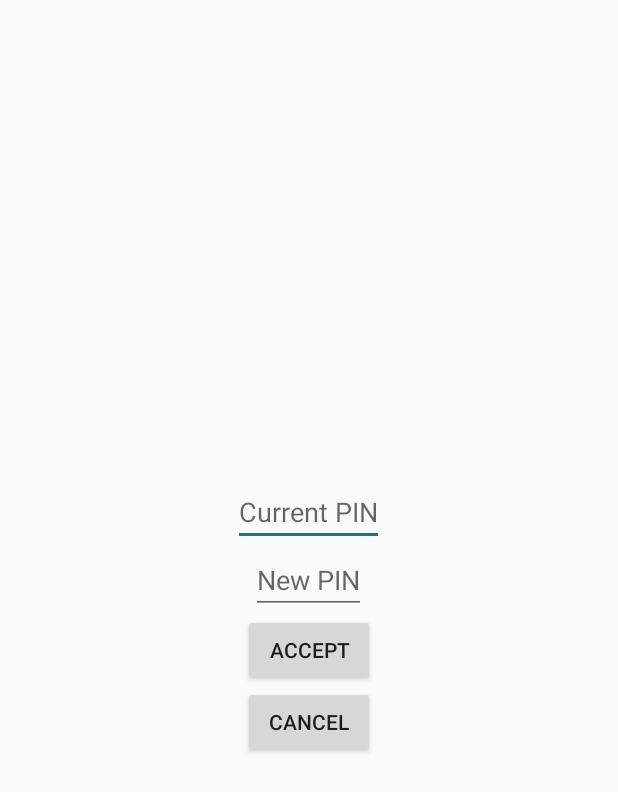
After one commit to KarolWojnar/Gallery, an Android app built with Jetpack Compose: the ChangePinActivity screen opened directly, with no data from a screen before it, on a phone screen of 412 x 824 dp. The commit adds this screen. Shown: the top 792 px of the screen. Run offline under Robolectric (Android 15) with nearby library versions, the phone set to English and light mode, and no system bars.

Commit message:
PIN ADDED

```diff
--- /dev/null
+++ b/app/src/main/java/com/example/gallery/ChangePinActivity.kt
@@ -0,0 +1,56 @@
+package com.example.gallery
+
+import android.content.Context
+import android.content.Intent
+import android.content.SharedPreferences
+import android.os.Bundle
+import android.widget.Button
+import android.widget.EditText
+import android.widget.Toast
+import androidx.appcompat.app.AppCompatActivity
+
+
+class ChangePinActivity : AppCompatActivity() {
+
+    private lateinit var currentPinEditText: EditText
+    private lateinit var newPinEditText: EditText
+    private lateinit var sharedPreferences: SharedPreferences
+
+    override fun onCreate(savedInstanceState: Bundle?) {
+        super.onCreate(savedInstanceState)
+        setContentView(R.layout.activity_change_pin)
+
+        currentPinEditText = findViewById(R.id.currentPinEditText)
+        newPinEditText = findViewById(R.id.newPinEditText)
+        val acceptChangePinButton = findViewById<Button>(R.id.acceptChangePinButton)
+        val cancelChangePinButton = findViewById<Button>(R.id.cancelChangePinButton)
+
+        sharedPreferences = getSharedPreferences("PinPreferences", Context.MODE_PRIVATE)
+
+        acceptChangePinButton.setOnClickListener {
+            val enteredCurrentPin = currentPinEditText.text.toString()
+            val enteredNewPin = newPinEditText.text.toString()
+
+            val savedPin = sharedPreferences.getString("PIN", "")
+
+            if (enteredCurrentPin == savedPin && enteredNewPin.length == 4) {
+                // Zmiana PIN w SharedPreferences
+                sharedPreferences.edit().putString("PIN", enteredNewPin).apply()
+                showMessage("PIN changed successfully!")
+                startActivity(Intent(this, SecurityActivity::class.java))
+                // Tutaj możesz przenieść użytkownika do kolejnej aktywności lub ekranu
+                // np. startActivity(Intent(this, NextActivity::class.java))
+            } else {
+                showMessage("Invalid current PIN or new PIN must be 4 digits long")
+            }
+        }
+
+        cancelChangePinButton.setOnClickListener {
+            finish() // Zamknij aktywność
+        }
+    }
+
+    private fun showMessage(message: String) {
+        Toast.makeText(this, message, Toast.LENGTH_SHORT).show()
+    }
+}
--- /dev/null
+++ b/app/src/main/res/layout/activity_change_pin.xml
@@ -0,0 +1,37 @@
+<?xml version="1.0" encoding="utf-8"?>
+<!-- res/layout/changepinactivity.xml -->
+<LinearLayout xmlns:android="http://schemas.android.com/apk/res/android"
+    android:layout_width="match_parent"
+    android:layout_height="match_parent"
+    android:orientation="vertical"
+    android:gravity="center">
+
+    <EditText
+        android:id="@+id/currentPinEditText"
+        android:layout_width="wrap_content"
+        android:layout_height="wrap_content"
+        android:inputType="numberPassword"
+        android:maxLength="4"
+        android:hint="Current PIN" />
+
+    <EditText
+        android:id="@+id/newPinEditText"
+        android:layout_width="wrap_content"
+        android:layout_height="wrap_content"
+        android:inputType="numberPassword"
+        android:maxLength="4"
+        android:hint="New PIN" />
+
+    <Button
+        android:id="@+id/acceptChangePinButton"
+        android:layout_width="wrap_content"
+        android:layout_height="wrap_content"
+        android:text="Accept" />
+
+    <Button
+        android:id="@+id/cancelChangePinButton"
+        android:layout_width="wrap_content"
+        android:layout_height="wrap_content"
+        android:text="Cancel" />
+
+</LinearLayout>
--- a/app/src/main/res/values/strings.xml
+++ b/app/src/main/res/values/strings.xml
@@ -1,5 +1,5 @@
 <resources>
     <string name="app_name">Gallery</string>
     <string name="fingerPrintBtn">Odcisk palca</string>
-    <string name="passwordBtn">Zaloguj</string>
+    <string name="passwordBtn">Hasło</string>
 </resources>
--- a/build.gradle.kts
+++ b/build.gradle.kts
@@ -1,5 +1,5 @@
 // Top-level build file where you can add configuration options common to all sub-projects/modules.
 plugins {
-    id("com.android.application") version "8.1.4" apply false
+    id("com.android.application") version "8.2.1" apply false
     id("org.jetbrains.kotlin.android") version "1.8.10" apply false
 }
```
Also changed, not shown: app/src/main/AndroidManifest.xml (+13 -4 lines), app/src/main/java/com/example/gallery/EnterPinActivity.kt (added, +51 -0 lines), app/src/main/java/com/example/gallery/SecurityActivity.kt (+23 -0 lines), app/src/main/java/com/example/gallery/SetPinActivity.kt (added, +68 -0 lines), app/src/main/res/layout/activity_enter_pin.xml (added, +35 -0 lines), app/src/main/res/layout/activity_private.xml (+29 -0 lines), app/src/main/res/layout/activity_security.xml (+10 -0 lines), app/src/main/res/layout/activity_set_pin.xml (added, +29 -0 lines), gradle/wrapper/gradle-wrapper.properties.
